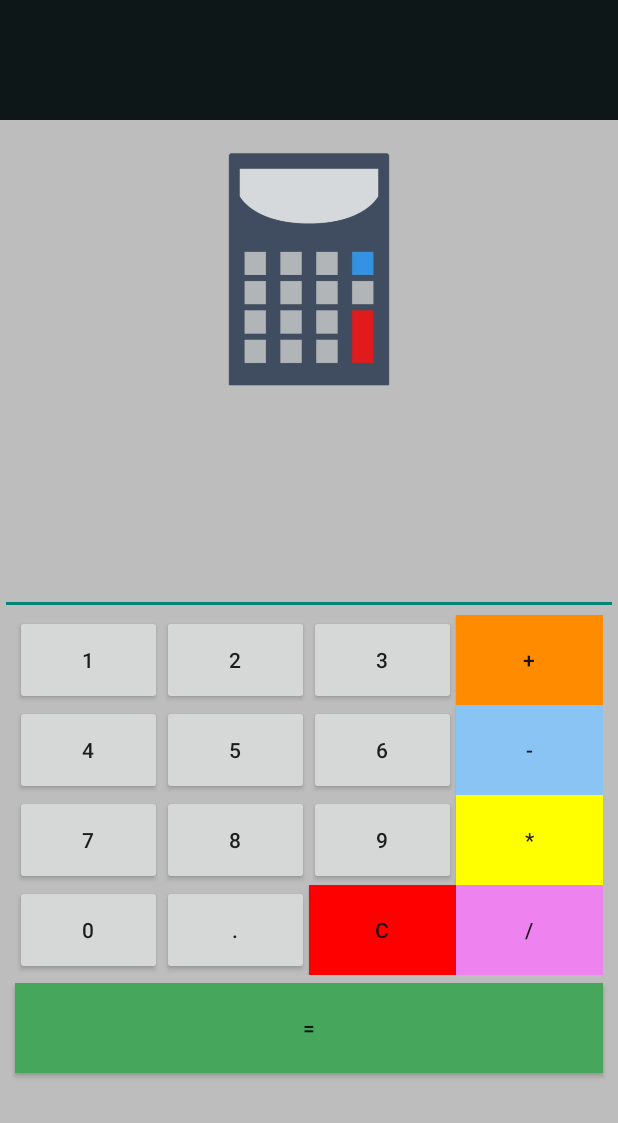
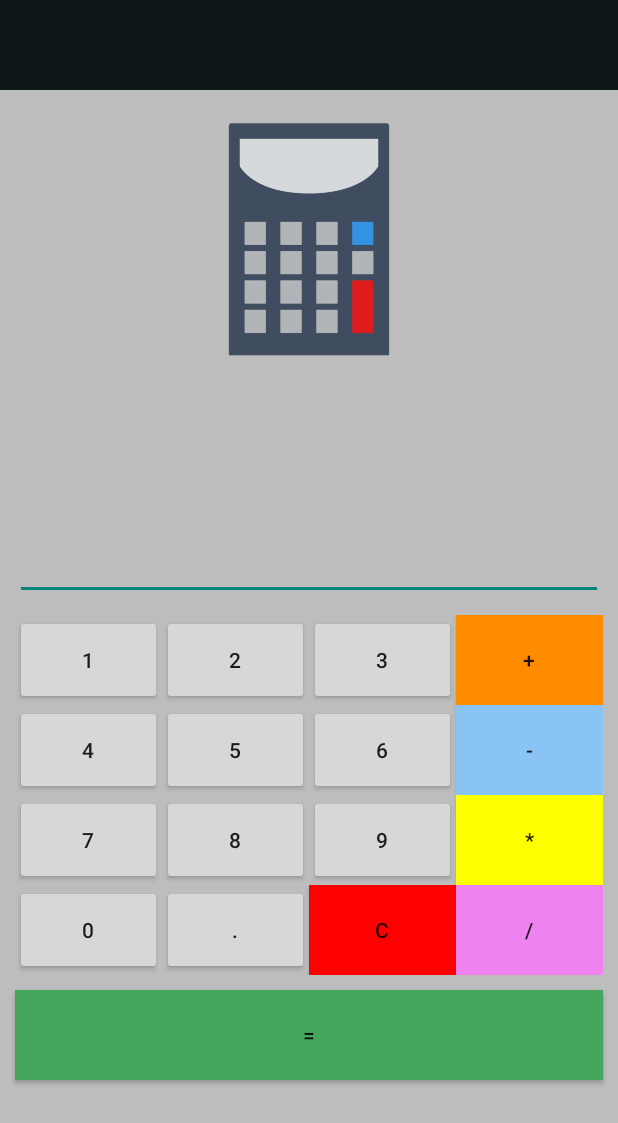
Before and after one commit to woobendjy/Calculator_App, an Android app: the screen it shows after launch (MainActivity), on a phone screen of 412 x 824 dp. Shown: the top 1123 px of the screen. Run offline under Robolectric (Android 15) with nearby library versions, the phone set to English and light mode, and no system bars.

Commit message:
Mise a jour du bouton avec des marges

```diff
--- a/app/src/main/res/layout/activity_main.xml
+++ b/app/src/main/res/layout/activity_main.xml
@@ -8,7 +8,7 @@
 
     <LinearLayout
         android:layout_width="match_parent"
-        android:layout_height="80dp"
+        android:layout_height="60dp"
         android:orientation="horizontal"
         android:background="@color/dark_slate_gray"></LinearLayout>
 
@@ -26,7 +26,9 @@
         android:autofillHints=""
         android:cursorVisible="false"
         android:editable="false"
-        android:textSize="34sp" />
+        android:textSize="34sp"
+        android:layout_margin="10dp"
+        android:padding="5dp"/>
 
     <LinearLayout
         android:layout_width="fill_parent"
@@ -179,11 +181,11 @@
 
     <Button
         android:id="@+id/buttonEgal"
-        android:layout_width="392dp"
+        android:layout_width="match_parent"
         android:layout_height="60dp"
         android:layout_gravity="center"
         android:gravity="center"
         android:text="="
         android:background="@color/green"
-        android:layout_marginTop="5dp"/>
+        android:layout_margin="10dp"/>
 </LinearLayout>
```
